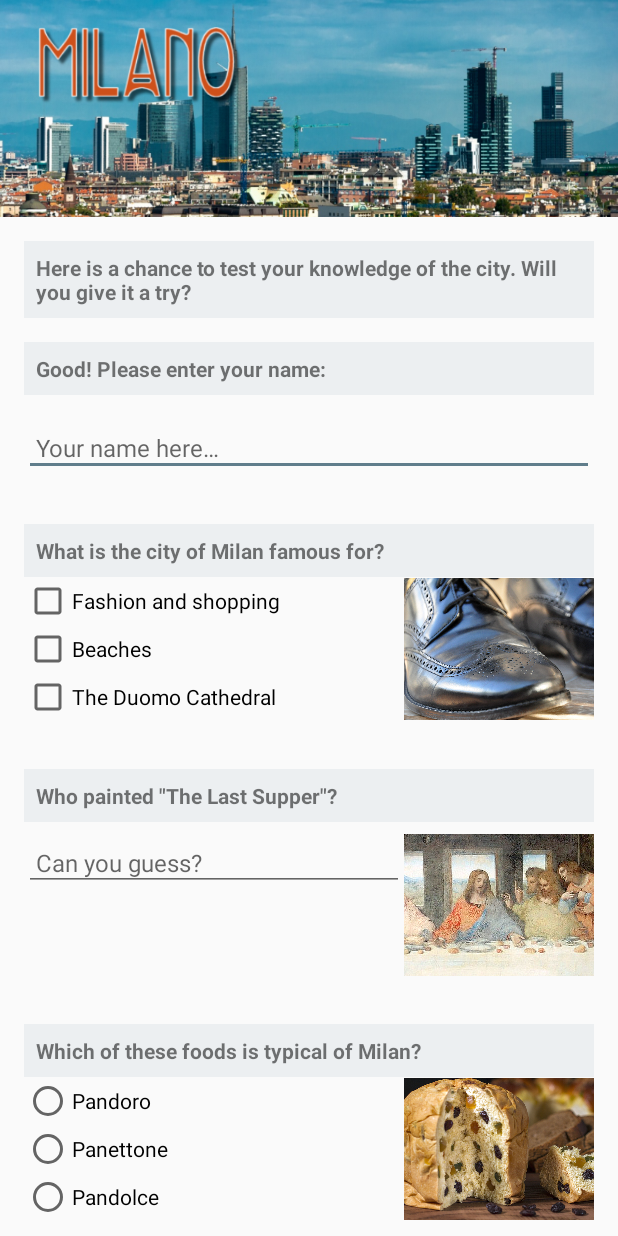
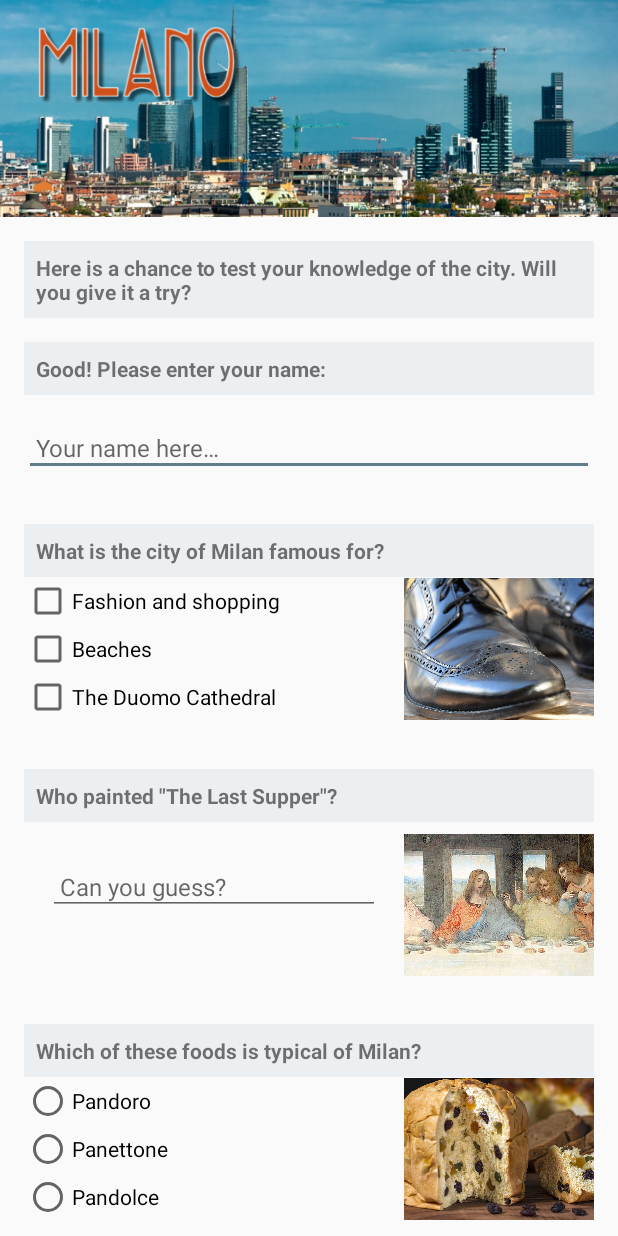
Before and after one commit to CrisFuriosi/QuizApp, an Android app: the screen it shows after launch (MainActivity), on a phone screen of 412 x 824 dp. Run offline under Robolectric (Android 15) with nearby library versions, the phone set to English and light mode, and no system bars.

Commit message:
styled activity_main.xml and added android:windowSoftInputMode="stateHidden" to AndroidManifest.xml

```diff
--- a/app/src/main/AndroidManifest.xml
+++ b/app/src/main/AndroidManifest.xml
@@ -4,12 +4,14 @@
 
     <application
         android:allowBackup="true"
+        android:fullBackupContent="true"
         android:icon="@mipmap/ic_launcher"
         android:label="@string/app_name"
         android:roundIcon="@mipmap/ic_launcher_round"
         android:supportsRtl="true"
         android:theme="@style/AppTheme">
-        <activity android:name=".MainActivity">
+        <activity android:name=".MainActivity"
+            android:windowSoftInputMode="stateHidden">
             <intent-filter>
                 <action android:name="android.intent.action.MAIN" />
 
--- a/app/src/main/res/layout/activity_main.xml
+++ b/app/src/main/res/layout/activity_main.xml
@@ -33,13 +33,8 @@
 
         <EditText
             android:id="@+id/user_name"
-            android:layout_width="match_parent"
-            android:layout_height="wrap_content"
-            android:layout_margin="@dimen/margin"
-            android:hint="@string/name"
-            android:inputType="textCapWords"
-            android:padding="@dimen/padding"
-            android:textSize="@dimen/text_size" />
+            style="@style/introEditTextStyle"
+            android:hint="@string/name" />
 
         <LinearLayout
             style="@style/questionContainerLinearLayoutStyle"
@@ -59,18 +54,18 @@
                     android:orientation="vertical">
 
                     <CheckBox
+                        android:id="@+id/quiz_1_answer_a"
                         style="@style/checkBoxesAndRadioButtonsStyle"
-                        android:id="@+id/quiz_1_answer_a"
                         android:text="@string/answer_1_a" />
 
                     <CheckBox
+                        android:id="@+id/quiz_1_answer_b"
                         style="@style/checkBoxesAndRadioButtonsStyle"
-                        android:id="@+id/quiz_1_answer_b"
                         android:text="@string/answer_1_b" />
 
                     <CheckBox
+                        android:id="@+id/quiz_1_answer_c"
                         style="@style/checkBoxesAndRadioButtonsStyle"
-                        android:id="@+id/quiz_1_answer_c"
                         android:text="@string/answer_1_c" />
                 </LinearLayout>
 
@@ -89,21 +84,20 @@
 
             <TextView
                 style="@style/questionTitleStyle"
-                android:text="@string/question_2"
-                android:layout_marginBottom="@dimen/padding"/>
+                android:layout_marginBottom="@dimen/small_margin"
+                android:text="@string/question_2" />
 
             <LinearLayout
                 android:layout_width="match_parent"
                 android:layout_height="wrap_content"
+                android:focusable="true"
+                android:focusableInTouchMode="true"
                 android:orientation="horizontal">
 
                 <EditText
                     android:id="@+id/quiz_2_answer"
-                    style="@style/questionChoicesStyle"
-                    android:hint="@string/question_2_guess"
-                    android:inputType="textCapWords"
-                    android:padding="@dimen/padding"
-                    android:textSize="@dimen/text_size" />
+                    style="@style/questionEditTextStyle"
+                    android:hint="@string/question_2_guess" />
 
                 <ImageView
                     style="@style/questionImageStyle"
@@ -121,8 +115,7 @@
                 android:text="@string/question_3" />
 
             <LinearLayout
-                android:layout_width="match_parent"
-                android:layout_height="wrap_content"
+                style="@style/questionChoicesStyle"
                 android:orientation="horizontal">
 
                 <RadioGroup
@@ -185,8 +178,7 @@
                 android:text="@string/question_5" />
 
             <LinearLayout
-                android:layout_width="match_parent"
-                android:layout_height="wrap_content"
+                style="@style/questionChoicesStyle"
                 android:orientation="horizontal">
 
                 <RadioGroup
--- a/app/src/main/res/values/dimen.xml
+++ b/app/src/main/res/values/dimen.xml
@@ -2,6 +2,7 @@
 <resources>
     <dimen name="text_size">16sp</dimen>
     <dimen name="margin">16dp</dimen>
+    <dimen name="small_margin">8dp</dimen>
     <dimen name="padding">8dp</dimen>
     <dimen name="question_choices_weight">1</dimen>
     <dimen name="question_image_weight">2</dimen>
--- a/app/src/main/res/values/strings.xml
+++ b/app/src/main/res/values/strings.xml
@@ -5,10 +5,10 @@
     <!--Header image - content description [CHAR LIMIT=NONE]-->
     <string name="header_img">MILANO</string>
 
-    <!--Quiz introduction [CHAR LIMIT=NONE]-->
+    <!--Quiz introduction [CHAR LIMIT = NONE]-->
     <string name="intro">Here is a chance to test your knowledge of the city. Will you give it a try?</string>
 
-    <!--Ask user's name [CHAR LIMIT=NONE]-->
+    <!--Ask user's name [CHAR LIMIT = NONE]-->
     <string name="ask_name">Good! Please enter your name: </string>
 
     <!--Name EditText hint [CHAR LIMIT = 20]-->
@@ -67,6 +67,9 @@
     <!--submit button [CHAR LIMIT = 25]-->
     <string name="check_results">Check your results</string>
 
+    <!--Toast: if user_name is empty or null, assign user name [CHAR LIMIT = NONE]-->
+    <string name="default_user_name">my friend</string>
+
     <!--Toast: good result [CHAR LIMIT = NONE]-->
     <string name="toast_good">Well done, <xliff:g example="Amy" id="name">%s</xliff:g>. \
         Your knowledge of Milan is awesome! \
```
Also changed, not shown: app/src/main/java/com/example/android/milanii/MainActivity.java (+4 -5 lines), app/src/main/res/values/styles.xml (+16 -2 lines), 1 other file.
